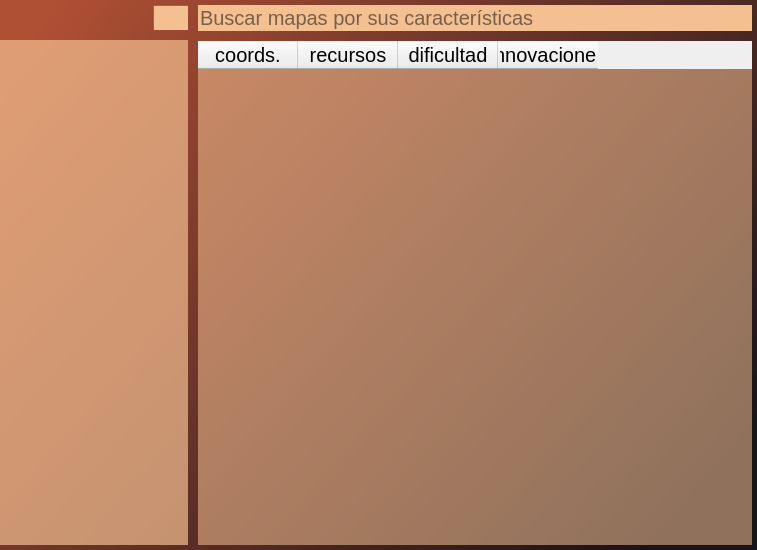
Before: the Qt Designer form ui/ui_mainwindow.ui in Bruno-Heit/Surviving-Mars-map-seeker, drawn with Qt 5.
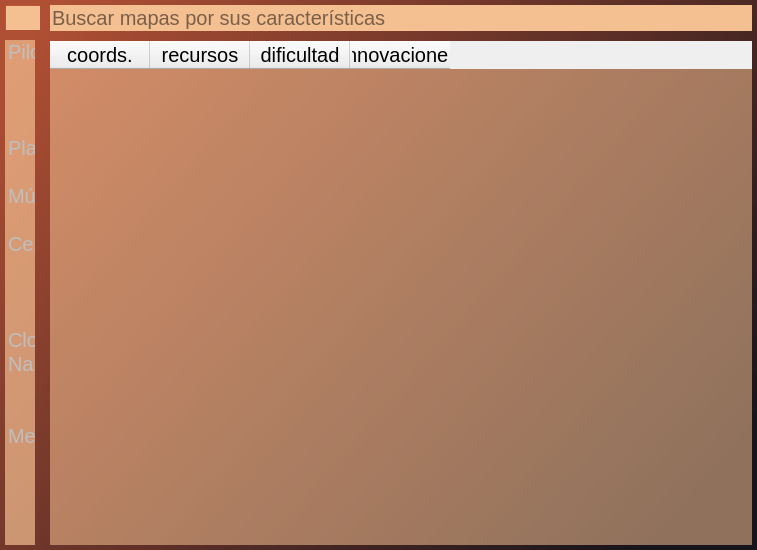
After: the same form once the commit is applied.

Commit message: ADDED icons and manually ADDED list of breakthroughs to lw_breakthroughs

```diff
--- a/ui/ui_mainwindow.ui
+++ b/ui/ui_mainwindow.ui
@@ -79,45 +79,41 @@
     </property>
     <item>
      <widget class="QWidget" name="sidebar" native="true">
+      <property name="sizePolicy">
+       <sizepolicy hsizetype="Expanding" vsizetype="Preferred">
+        <horstretch>0</horstretch>
+        <verstretch>0</verstretch>
+       </sizepolicy>
+      </property>
       <property name="minimumSize">
        <size>
         <width>40</width>
         <height>0</height>
        </size>
       </property>
-      <layout class="QGridLayout" name="gridLayout">
+      <property name="maximumSize">
+       <size>
+        <width>40</width>
+        <height>16777215</height>
+       </size>
+      </property>
+      <layout class="QVBoxLayout" name="verticalLayout_2" stretch="0,0">
+       <property name="spacing">
+        <number>10</number>
+       </property>
        <property name="leftMargin">
-        <number>0</number>
+        <number>5</number>
        </property>
        <property name="topMargin">
         <number>5</number>
        </property>
        <property name="rightMargin">
-        <number>0</number>
+        <number>5</number>
        </property>
        <property name="bottomMargin">
         <number>5</number>
        </property>
-       <property name="horizontalSpacing">
-        <number>0</number>
-       </property>
-       <property name="verticalSpacing">
-        <number>10</number>
-       </property>
-       <item row="0" column="0">
-        <spacer name="horizontalSpacer">
-         <property name="orientation">
-          <enum>Qt::Horizontal</enum>
-         </property>
-         <property name="sizeHint" stdset="0">
-          <size>
-           <width>94</width>
-           <height>20</height>
-          </size>
-         </property>
-        </spacer>
-       </item>
-       <item row="0" column="1" alignment="Qt::AlignRight|Qt::AlignTop">
+       <item alignment="Qt::AlignRight|Qt::AlignTop">
         <widget class="QPushButton" name="btn_sidebar_toggle">
          <property name="sizePolicy">
           <sizepolicy hsizetype="Fixed" vsizetype="Fixed">
@@ -140,10 +136,22 @@
          <property name="text">
           <string notr="true"/>
          </property>
+         <property name="iconSize">
+          <size>
+           <width>24</width>
+           <height>24</height>
+          </size>
+         </property>
+         <property name="autoRepeatInterval">
+          <number>200</number>
+         </property>
         </widget>
        </item>
-       <item row="1" column="0" colspan="2">
+       <item>
         <widget class="QListWidget" name="lw_breakthroughs">
+         <property name="enabled">
+          <bool>false</bool>
+         </property>
          <property name="toolTip">
           <string notr="true">&lt;html&gt;&lt;head/&gt;&lt;body&gt;&lt;p&gt;&lt;span style=&quot; font-size:12pt;&quot;&gt;Filtrar mapas por las tecnologías del campo de innovaciones&lt;/span&gt;&lt;/p&gt;&lt;/body&gt;&lt;/html&gt;</string>
          </property>
@@ -168,6 +176,12 @@
          <property name="showDropIndicator" stdset="0">
           <bool>false</bool>
          </property>
+         <property name="alternatingRowColors">
+          <bool>false</bool>
+         </property>
+         <property name="textElideMode">
+          <enum>Qt::ElideNone</enum>
+         </property>
          <property name="verticalScrollMode">
           <enum>QAbstractItemView::ScrollPerItem</enum>
          </property>
@@ -180,9 +194,295 @@
          <property name="resizeMode">
           <enum>QListView::Adjust</enum>
          </property>
+         <property name="spacing">
+          <number>3</number>
+         </property>
+         <property name="uniformItemSizes">
+          <bool>false</bool>
+         </property>
          <property name="wordWrap">
           <bool>true</bool>
          </property>
+         <item>
+          <property name="text">
+           <string>Pilotaje avanzado de drones</string>
+          </property>
+         </item>
+         <item>
+          <property name="text">
+           <string>Planos alienígenas</string>
+          </property>
+         </item>
+         <item>
+          <property name="text">
+           <string>Músculos artificiales</string>
+          </property>
+         </item>
+         <item>
+          <property name="text">
+           <string>Centros de mando autónomos</string>
+          </property>
+         </item>
+         <item>
+          <property name="text">
+           <string>Clonación</string>
+          </property>
+         </item>
+         <item>
+          <property name="text">
+           <string>Nanites de construcción</string>
+          </property>
+         </item>
+         <item>
+          <property name="text">
+           <string>Metales del núcleo</string>
+          </property>
+         </item>
+         <item>
+          <property name="text">
+           <string>Metales raros del núcleo</string>
+          </property>
+         </item>
+         <item>
+          <property name="text">
+           <string>Agua del núcleo</string>
+          </property>
+         </item>
+         <item>
+          <property name="text">
+           <string>Criptosueño</string>
+          </property>
+         </item>
+         <item>
+          <property name="text">
+           <string>Optimización de cúpulas</string>
+          </property>
+         </item>
+         <item>
+          <property name="text">
+           <string>Agricultura seca</string>
+          </property>
+         </item>
+         <item>
+          <property name="text">
+           <string>Fusión eterna</string>
+          </property>
+         </item>
+         <item>
+          <property name="text">
+           <string>Extractor IA</string>
+          </property>
+         </item>
+         <item>
+          <property name="text">
+           <string>Automatización de fábricas</string>
+          </property>
+         </item>
+         <item>
+          <property name="text">
+           <string>Siempre joven</string>
+          </property>
+         </item>
+         <item>
+          <property name="text">
+           <string>Compuestos sin fricción</string>
+          </property>
+         </item>
+         <item>
+          <property name="text">
+           <string>Arquitectura de gema</string>
+          </property>
+         </item>
+         <item>
+          <property name="text">
+           <string>Selección de genes</string>
+          </property>
+         </item>
+         <item>
+          <property name="text">
+           <string>Cultivos gigantes</string>
+          </property>
+         </item>
+         <item>
+          <property name="text">
+           <string>Buenas vibraciones</string>
+          </property>
+         </item>
+         <item>
+          <property name="text">
+           <string>Mente colmena</string>
+          </property>
+         </item>
+         <item>
+          <property name="text">
+           <string>Polarización del casco</string>
+          </property>
+         </item>
+         <item>
+          <property name="text">
+           <string>Fotovoltaicos hipersensibles</string>
+          </property>
+         </item>
+         <item>
+          <property name="text">
+           <string>Arquitectura inspiradora</string>
+          </property>
+         </item>
+         <item>
+          <property name="text">
+           <string>Aprendizaje interplanetario</string>
+          </property>
+         </item>
+         <item>
+          <property name="text">
+           <string>Extracción magnética</string>
+          </property>
+         </item>
+         <item>
+          <property name="text">
+           <string>Dieta marciana</string>
+          </property>
+         </item>
+         <item>
+          <property name="text">
+           <string>Acero marciano</string>
+          </property>
+         </item>
+         <item>
+          <property name="text">
+           <string>Ingenuidad marciana</string>
+          </property>
+         </item>
+         <item>
+          <property name="text">
+           <string>Arquitectura multiespiral</string>
+          </property>
+         </item>
+         <item>
+          <property name="text">
+           <string>Nanorefinamiento</string>
+          </property>
+         </item>
+         <item>
+          <property name="text">
+           <string>Neo-concreto</string>
+          </property>
+         </item>
+         <item>
+          <property name="text">
+           <string>Empatía neural</string>
+          </property>
+         </item>
+         <item>
+          <property name="text">
+           <string>Adaptación nocturna</string>
+          </property>
+         </item>
+         <item>
+          <property name="text">
+           <string>Amplificaciones de sobrecarga</string>
+          </property>
+         </item>
+         <item>
+          <property name="text">
+           <string>Cohetes de plasma</string>
+          </property>
+         </item>
+         <item>
+          <property name="text">
+           <string>Síntesis de plutonio</string>
+          </property>
+         </item>
+         <item>
+          <property name="text">
+           <string>Compresión de prefabricados</string>
+          </property>
+         </item>
+         <item>
+          <property name="text">
+           <string>Impresión de electrónica</string>
+          </property>
+         </item>
+         <item>
+          <property name="text">
+           <string>Proyecto Fénix</string>
+          </property>
+         </item>
+         <item>
+          <property name="text">
+           <string>Sueño rápido</string>
+          </property>
+         </item>
+         <item>
+          <property name="text">
+           <string>Modo seguro</string>
+          </property>
+         </item>
+         <item>
+          <property name="text">
+           <string>Bots de servicio</string>
+          </property>
+         </item>
+         <item>
+          <property name="text">
+           <string>Soylent Green</string>
+          </property>
+         </item>
+         <item>
+          <property name="text">
+           <string>Rehabilitación espacial</string>
+          </property>
+         </item>
+         <item>
+          <property name="text">
+           <string>Computación superconductora</string>
+          </property>
+         </item>
+         <item>
+          <property name="text">
+           <string>Superhongos</string>
+          </property>
+         </item>
+         <item>
+          <property name="text">
+           <string>Cables superiores</string>
+          </property>
+         </item>
+         <item>
+          <property name="text">
+           <string>Tuberías superiores</string>
+          </property>
+         </item>
+         <item>
+          <property name="text">
+           <string>Carga de trabajo sostenida</string>
+          </property>
+         </item>
+         <item>
+          <property name="text">
+           <string>El cerebro positrónico</string>
+          </property>
+         </item>
+         <item>
+          <property name="text">
+           <string>Bomba de vector</string>
+          </property>
+         </item>
+         <item>
+          <property name="text">
+           <string>Sociedad vocacional</string>
+          </property>
+         </item>
+         <item>
+          <property name="text">
+           <string>Energía inalámbrica</string>
+          </property>
+         </item>
+         <item>
+          <property name="text">
+           <string>Computación de espacio cero</string>
+          </property>
+         </item>
         </widget>
        </item>
       </layout>
```
The commit also changes 6 other files.
